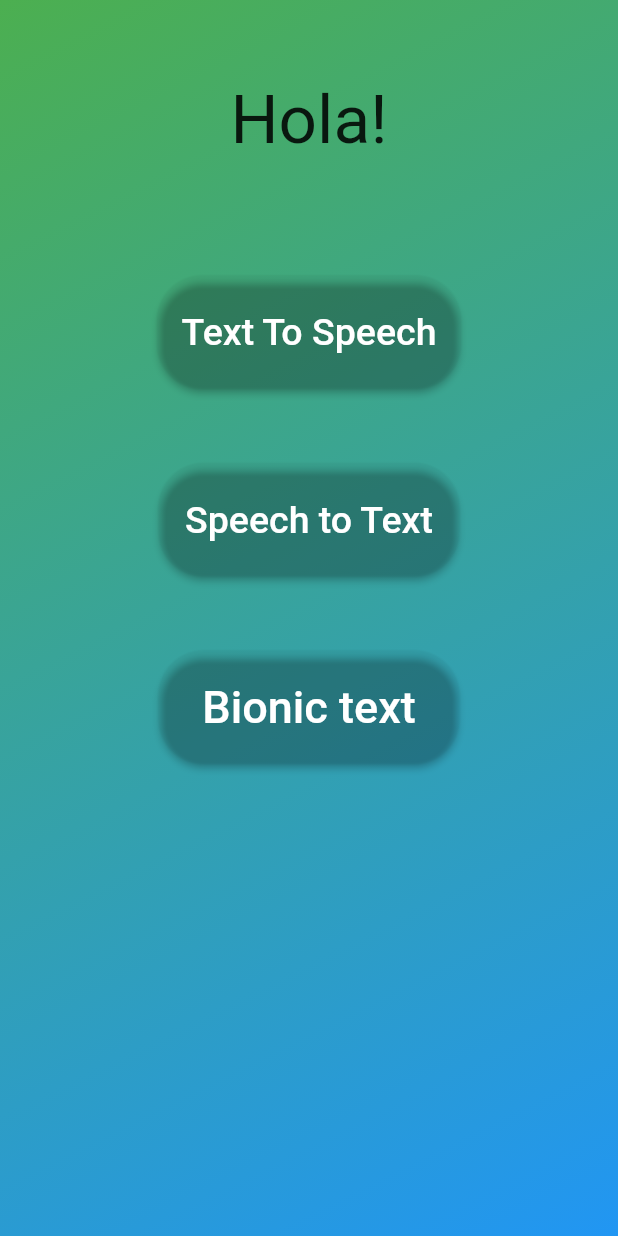
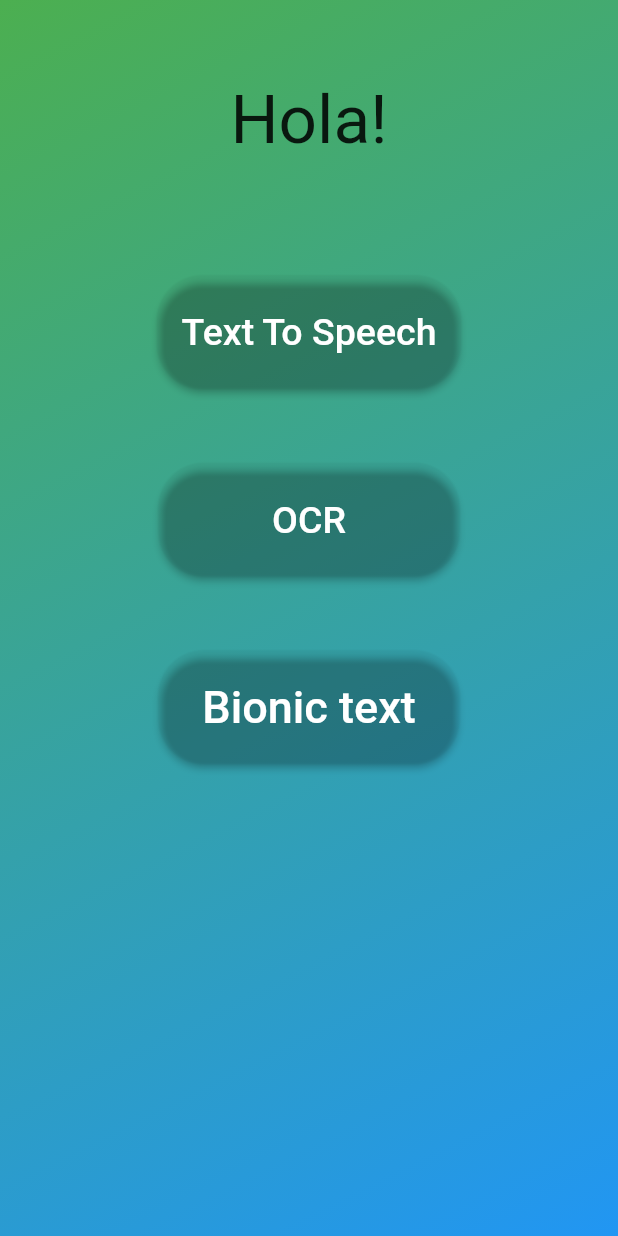
Before and after one commit to ritwikgoel/BotScan, a Flutter app: the screen it shows after launch, on a phone screen of 412 x 824 dp. Run offline on Flutter 3.47's test engine with Material 2 defaults, Android fonts, the phone set to English and light mode, and no system bars; our stand-ins replace flutter_tts, image_picker; missing offline and left inert: simple_ocr_plugin.

Commit message:
Feat: OCR functionality

```diff
--- a/data/lib/img-sel.dart
+++ b/data/lib/img-sel.dart
@@ -1,9 +1,12 @@
+// ignore_for_file: camel_case_types
+
 import 'package:flutter/material.dart';
 import 'package:flutter/src/widgets/framework.dart';
 import 'package:flutter/src/foundation/key.dart';
 import 'dart:async';
 import 'dart:io';
 import 'package:image_picker/image_picker.dart';
+import 'package:simple_ocr_plugin/simple_ocr_plugin.dart';
 
 class get_img extends StatefulWidget {
   const get_img({Key? key}) : super(key: key);
@@ -17,6 +20,13 @@ class _get_imgState extends State<get_img> {
   Future pickImage() async {
     final image = await ImagePicker().pickImage(source: ImageSource.camera);
     if (image == null) return;
+
+    try {
+      String _resultString = await SimpleOcrPlugin.performOCR(image.path);
+      print("OCR results => $_resultString");
+    } catch (e) {
+      print("exception on OCR operation: ${e.toString()}");
+    }
   }
 
   @override
@@ -35,7 +45,8 @@ height: MediaQuery.of(context).size.height,
               onPressed: pickImage,
               child: const Text(
                 "Tap to Begin",
-                style: TextStyle(fontSize: 45, color: Color.fromARGB(255, 1, 34, 60)),
+                style: TextStyle(
+                    fontSize: 45, color: Color.fromARGB(255, 1, 34, 60)),
               )),
         ),
       ),
--- a/data/lib/main.dart
+++ b/data/lib/main.dart
@@ -89,7 +89,7 @@ class MyApp extends StatelessWidget {
                     primary: Colors.transparent,
                   ),
                   child: const Text(
-                    "Speech to Text",
+                    "OCR",
                     style: TextStyle(fontSize: 25),
                   ),
                 ),
--- a/data/pubspec.yaml
+++ b/data/pubspec.yaml
@@ -36,6 +36,7 @@ dependencies:
   cupertino_icons: ^1.0.2
   flutter_tts: ^3.5.0
   image_picker: ^0.8.5+3
+  simple_ocr_plugin: ^0.1.1
 
 
 dev_dependencies:
```
Also changed, not shown: data/pubspec.lock. Lines whose indentation alone changed are shown as unchanged.
